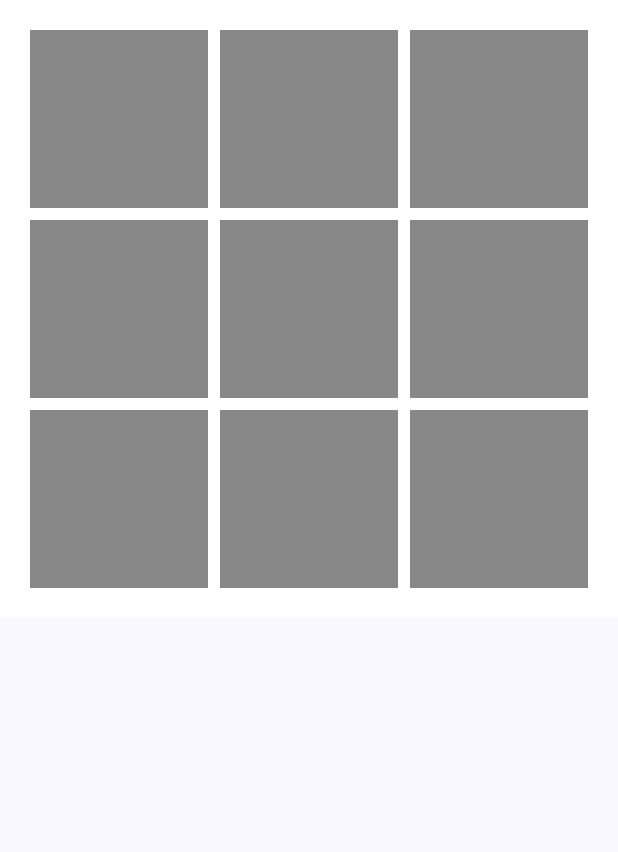
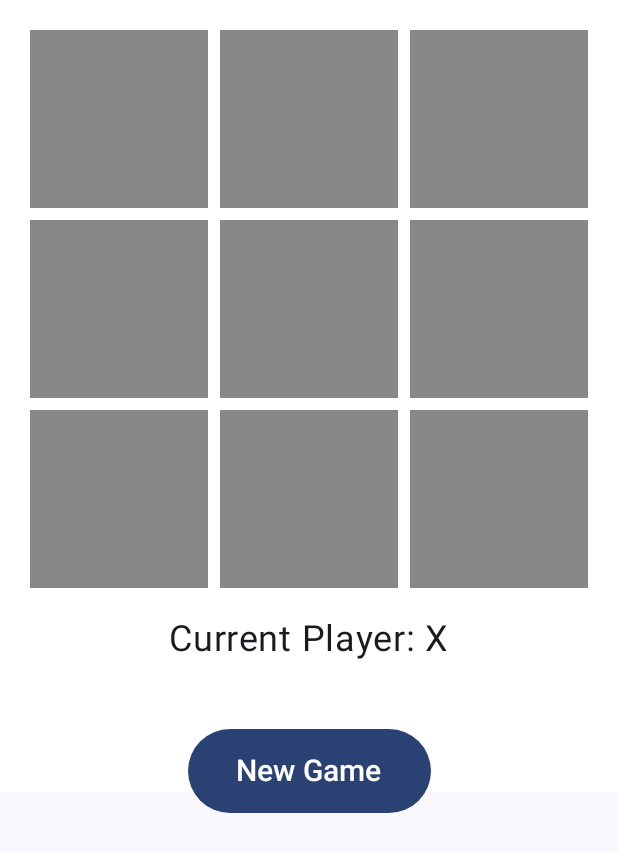
Before and after one commit to williamowen65/TicTacToe, an Android app built with Jetpack Compose: the composable TicTacToeBoard shown on its own in the app's theme, on a phone screen of 412 x 824 dp. Shown: the top 852 px of the screen. Run offline under Robolectric (Android 15) with nearby library versions, the phone set to English and light mode, and no system bars.

Commit message:
tic tac toe interface

```diff
--- a/app/src/main/java/com/example/tictactoe/MainActivity.kt
+++ b/app/src/main/java/com/example/tictactoe/MainActivity.kt
@@ -13,6 +13,7 @@ import androidx.compose.foundation.layout.fillMaxSize
 import androidx.compose.foundation.layout.offset
 import androidx.compose.foundation.layout.padding
 import androidx.compose.foundation.layout.size
+import androidx.compose.material3.Button
 import androidx.compose.material3.ExperimentalMaterial3Api
 import androidx.compose.material3.Scaffold
 import androidx.compose.material3.Text
@@ -93,6 +94,26 @@ fun TicTacToeBoard(modifier: Modifier = Modifier) {
                 }
             }
         }
+
+        Text(
+            text = "Current Player: X",
+            fontSize = 24.sp,
+            modifier = Modifier
+                .padding(16.dp)
+                .align(Alignment.CenterHorizontally))
+
+        Button(
+            onClick = { /*TODO*/ },
+            modifier = Modifier
+                .align(Alignment.CenterHorizontally)
+                .offset(y = (30).dp)
+        ) {
+            Text(
+                text = "New Game",
+                fontSize = 20.sp,
+                modifier = Modifier.padding(8.dp)
+            )
+        }
     }
 }
 
```
